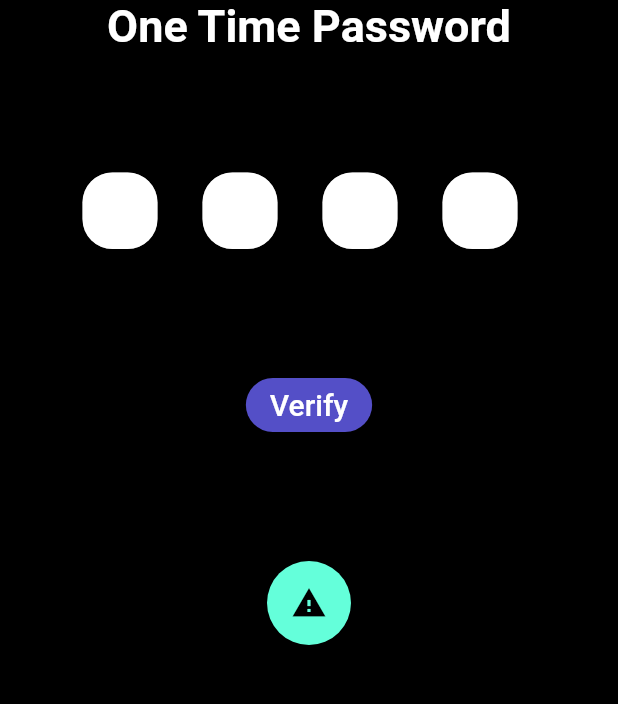
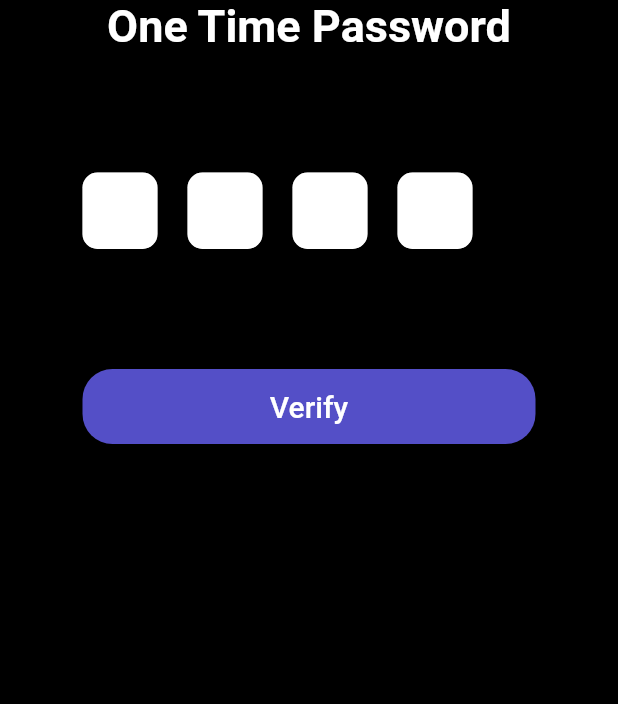
Before and after one commit to PayBaes/PayBae, a Flutter app: the screen it shows after launch, after a tap on "Sign Up", on a phone screen of 412 x 824 dp, the part 300-1004 px from its top. Run offline on Flutter 3.47's test engine with Material 2 defaults, Android fonts, the phone set to English and light mode, and no system bars.

Commit message:
added more UI pages

```diff
--- a/frontend/lib/authenticate.dart
+++ b/frontend/lib/authenticate.dart
@@ -1,21 +1,13 @@
 import 'package:flutter/material.dart';
+import 'package:flutter/rendering.dart';
 import 'package:flutter/services.dart';
-
-
-
-
-
-
-
-
 
 class authenticate extends StatelessWidget {
   const authenticate({Key? key}) : super(key: key);
-
   @override
   Widget build(BuildContext context) {
     return Scaffold(
-      resizeToAvoidBottomInset: true,
+      resizeToAvoidBottomInset: false,
       backgroundColor: const Color.fromARGB(255, 0, 0, 0),
       body: SafeArea(
         minimum: const EdgeInsets.symmetric(horizontal: 55.0),
@@ -55,12 +47,12 @@ class authenticate extends StatelessWidget {
                           fillColor: Colors.white,
                           border: OutlineInputBorder(
                             borderRadius: BorderRadius.all(
-                              Radius.circular(20.0),
+                              Radius.circular(10.0),
                             ),
                           ),
                         ))),
                 const SizedBox(
-                  width: 30,
+                  width: 20,
                 ),
                 SizedBox(
                     width: 50,
@@ -79,17 +71,16 @@ class authenticate extends StatelessWidget {
                           fillColor: Colors.white,
                           border: OutlineInputBorder(
                             borderRadius: BorderRadius.all(
-                              Radius.circular(20.0),
+                              Radius.circular(10.0),
                             ),
                           ),
                         ))),
                 const SizedBox(
-                  width: 30,
+                  width: 20,
                 ),
                 const SizedBox(
                     width: 50,
                     child: TextField(
-
                         style: TextStyle(
                           color: Colors.black,
                         ),
@@ -101,12 +92,12 @@ class authenticate extends StatelessWidget {
                           fillColor: Colors.white,
                           border: OutlineInputBorder(
                             borderRadius: BorderRadius.all(
-                              Radius.circular(20.0),
+                              Radius.circular(10.0),
                             ),
                           ),
                         ))),
                 const SizedBox(
-                  width: 30,
+                  width: 20,
                 ),
                 SizedBox(
                     width: 50,
@@ -125,7 +116,7 @@ class authenticate extends StatelessWidget {
                           fillColor: Colors.white,
                           border: OutlineInputBorder(
                             borderRadius: BorderRadius.all(
-                              Radius.circular(20.0),
+                              Radius.circular(10.0),
                             ),
                           ),
                         ))),
@@ -139,7 +130,10 @@ class authenticate extends StatelessWidget {
                 const SizedBox(
                   width: 50,
                 ),
-                ElevatedButton(
+                Container(
+                  width: 350,
+                  height: 50,
+                  child: ElevatedButton(
                     style: ElevatedButton.styleFrom(
                       alignment: Alignment.center,
                       primary: const Color.fromARGB(225, 95, 89, 225),
@@ -156,17 +150,9 @@ class authenticate extends StatelessWidget {
                       ),
                     ),
                     onPressed: () {
-                    // Navigator.pushNamed(context, '');
+                      Navigator.pushNamed(context, '/verify_successful');
                     },
                   ),
-                const SizedBox(
-              height: 80.0,
-            ),
-                FloatingActionButton(
-                  onPressed: () {
-                    Navigator.pushNamed(context, '/verify_unsuccessful');
-                  },
-                  child: const Icon(Icons.warning),
                 ),
               ],
             )
--- a/frontend/lib/main.dart
+++ b/frontend/lib/main.dart
@@ -1,7 +1,8 @@
 import 'package:flutter/material.dart';
-import 'signup_name.dart';
+import 'signup.dart';
 import 'authenticate.dart';
 import 'verify_unsuccessful.dart';
+import 'verify_successful.dart';
 
 void main() {
   runApp(const Paybae());
@@ -18,13 +19,12 @@ class Paybae extends StatelessWidget {
         backgroundColor: Colors.black,
         brightness: Brightness.dark,
       ),
-      initialRoute: '/signup_name',
+      initialRoute: '/signup',
       routes: {
-        // '/': (context) => const Home(),
-        '/signup_name': (context) => const signup_name(),
-        //'/signup_password': (context) => const signup_password(),
+        '/signup': (context) => const signup(),
         '/authenticate': (context) => const authenticate(),
         '/verify_unsuccessful': (context) => const verify_unsuccessful(),
+        '/verify_successful': (context) => const verify_successful(),
       },
     );
   }
--- a/frontend/lib/signup_name.dart
+++ b/frontend/lib/signup.dart
@@ -1,12 +1,13 @@
 import 'package:flutter/material.dart';
 
-class signup_name extends StatelessWidget {
-  const signup_name({Key? key}) : super(key: key);
+bool _obscureText = true;
 
+class signup extends StatelessWidget {
+  const signup({Key? key}) : super(key: key);
 
   @override
   Widget build(BuildContext context) {
-     return Scaffold(
+    return Scaffold(
       resizeToAvoidBottomInset: false,
       backgroundColor: const Color.fromARGB(255, 0, 0, 0),
       body: SafeArea(
@@ -24,7 +25,6 @@ class signup_name extends StatelessWidget {
             const SizedBox(
               height: 30.0,
             ),
-
             const SizedBox(
                 width: 380,
                 child: TextField(
@@ -84,27 +84,38 @@ class signup_name extends StatelessWidget {
             const SizedBox(
               height: 20.0,
             ),
-            const SizedBox(
+            SizedBox(
                 width: 380,
                 child: TextField(
-                  style: TextStyle(
+                  obscureText: true,
+                  style: const TextStyle(
                     color: Colors.black,
                   ),
                   decoration: InputDecoration(
-                    contentPadding:
-                        EdgeInsets.symmetric(horizontal: 20.0, vertical: 16.0),
+                    suffixIcon: IconButton(
+                      icon: Icon(_obscureText
+                          ? Icons.visibility
+                          : Icons.visibility_off),
+                      onPressed: () {
+
+
+                        _obscureText = !_obscureText;
+                      },
+                    ),
+                    contentPadding: const EdgeInsets.symmetric(
+                        horizontal: 20.0, vertical: 16.0),
                     isDense: true,
                     filled: true,
                     fillColor: Colors.white,
-                    border: OutlineInputBorder(
+                    border: const OutlineInputBorder(
                       borderRadius: BorderRadius.all(
                         Radius.circular(20.0),
                       ),
                     ),
-                    prefixIcon: Icon(Icons.person),
+                    prefixIcon: Icon(Icons.password),
                     prefixIconColor: Colors.black,
                     hintText: 'Password',
-                    hintStyle: TextStyle(
+                    hintStyle: const TextStyle(
                       color: Colors.black,
                     ),
                   ),
@@ -116,7 +127,7 @@ class signup_name extends StatelessWidget {
             ElevatedButton(
               style: ElevatedButton.styleFrom(
                 alignment: Alignment.center,
-                primary:  const Color.fromARGB(225, 95, 89, 225),
+                primary: const Color.fromARGB(225, 95, 89, 225),
                 onPrimary: Colors.white,
                 shape: RoundedRectangleBorder(
                   borderRadius: BorderRadius.circular(20.0),
```
Also changed, not shown: frontend/lib/verify_successful.dart (added, +56 -0 lines), frontend/lib/verify_unsuccessful.dart (+32 -8 lines), frontend/assets/images/verify_successful.gif (added), 1 other file. Lines whose indentation alone changed are shown as unchanged.
